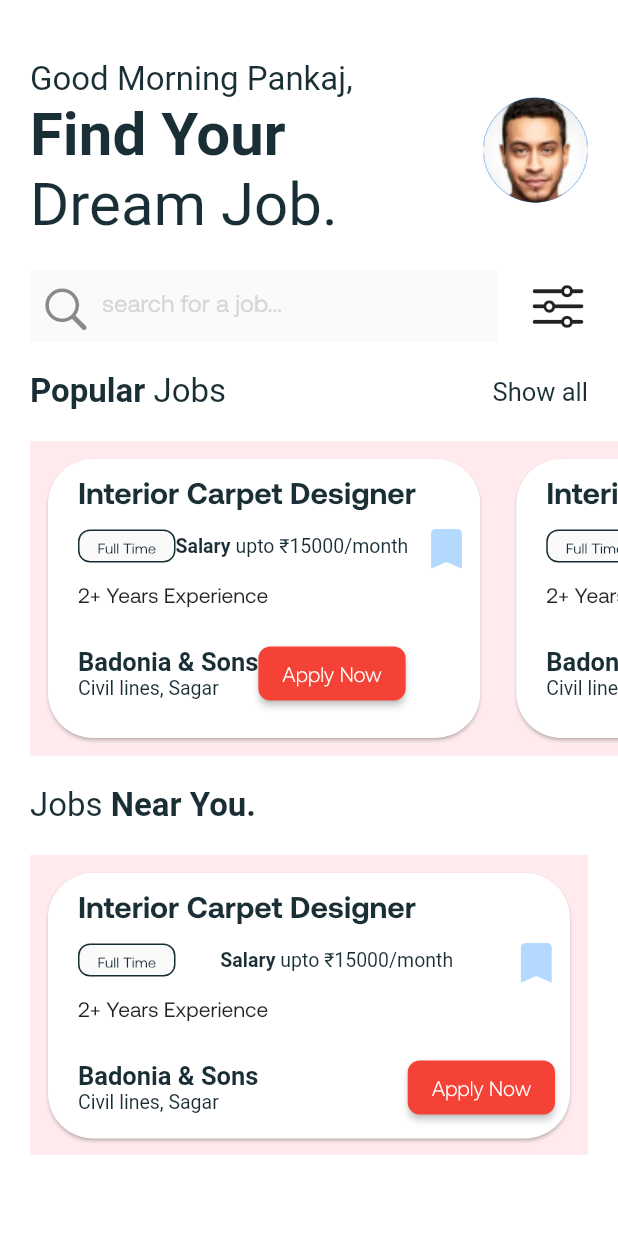
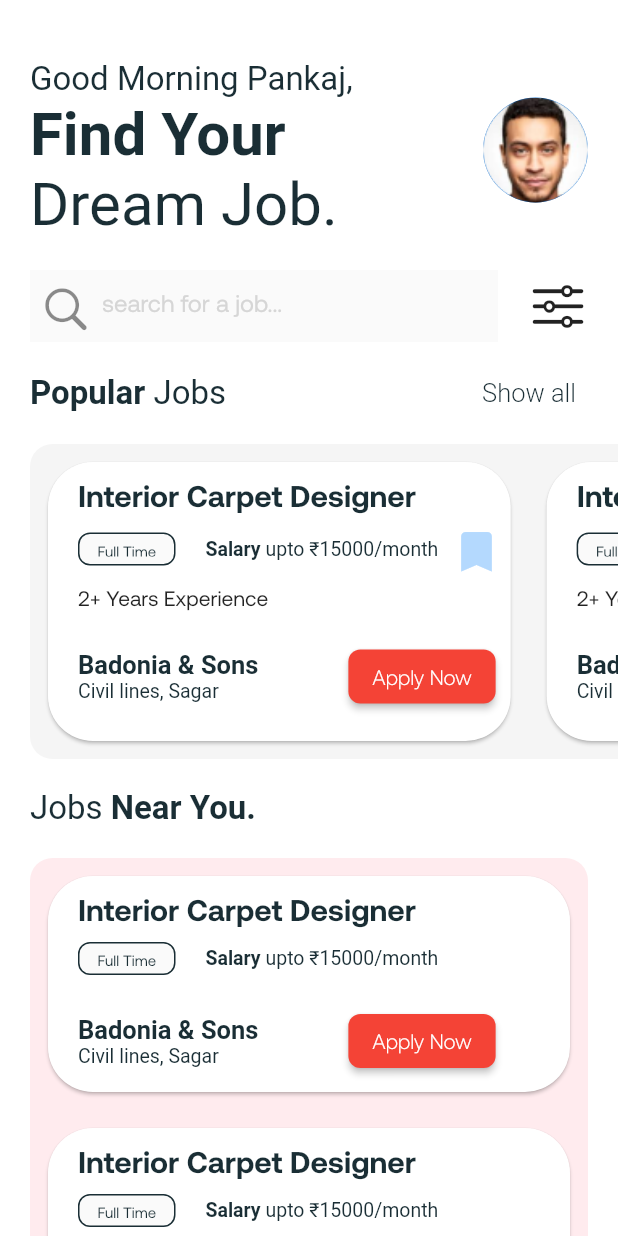
Before and after one commit to kkkkkabir/flutter_assignment, a Flutter app: the SeekerHome screen opened directly, on a phone screen of 412 x 824 dp. Run offline on Flutter 3.47's test engine with Material 2 defaults, Android fonts, the phone set to English and light mode, and no system bars; our stand-ins replace flutter_rating_stars, google_fonts; Roboto replaces fonts that are missing (Aeonik-Light).

Commit message:
Changes made

```diff
--- a/lib/Screens/seekerHome.dart
+++ b/lib/Screens/seekerHome.dart
@@ -2,6 +2,8 @@
 
 import 'package:flutter/cupertino.dart';
 import 'package:flutter/material.dart';
+import 'package:flutter_assignment/horizontal_card.dart';
+import 'package:flutter_assignment/vertical_card.dart';
 
 final Color _primaryTextColor = const Color(0xFF1A2E35);
 
@@ -96,7 +98,7 @@ class _SeekerHomeState extends State<SeekerHome> {
                         ],
                       ),
                       const SizedBox(
-                        height: 20.0,
+                        height: 10.0,
                       ),
                       Row(
                         mainAxisAlignment: MainAxisAlignment.spaceBetween,
@@ -119,27 +121,33 @@ class _SeekerHomeState extends State<SeekerHome> {
                           ])),
                           Padding(
                               padding: const EdgeInsets.only(right: 20.0),
+                              child: TextButton(
+                                onPressed: () {},
                                 child: Text("Show all",
                                     style: TextStyle(
                                         fontSize: 17,
                                         color: _primaryTextColor,
-                                    fontFamily: 'Aeonik-Light')),
-                          )
+                                        fontFamily: 'Aeonik-Light',
+                                        fontWeight: FontWeight.w300)),
+                              ))
                         ],
                       ),
                       const SizedBox(
-                        height: 20.0,
+                        height: 10.0,
                       ),
                       Container(
-                        width: MediaQuery.of(context).size.width,
-                        decoration: BoxDecoration(color: Colors.red[50]),
+                        decoration: BoxDecoration(
+                            color: Colors.grey[100],
+                            borderRadius: const BorderRadius.only(
+                                topLeft: Radius.circular(15.0),
+                                bottomLeft: Radius.circular(15.0))),
                         child: SizedBox(
                             height: 210,
                             child: ListView.builder(
                                 scrollDirection: Axis.horizontal,
                                 itemCount: 5,
                                 itemBuilder: (context, index) {
-                                  return const JobCard();
+                                  return const HorizontalJobCard();
                                 })),
                       ),
                       const SizedBox(
@@ -167,18 +175,18 @@ class _SeekerHomeState extends State<SeekerHome> {
                       Padding(
                         padding: const EdgeInsets.only(right: 20.0),
                         child: Container(
-                          width: MediaQuery.of(context).size.width,
-                          height: 200,
                           decoration: BoxDecoration(
                               color: Colors.red[50],
-                          ),
+                              borderRadius: const BorderRadius.only(
+                                  topLeft: Radius.circular(15.0),
+                                  topRight: Radius.circular(15.0))),
                           child: SizedBox(
                             height: MediaQuery.of(context).size.height,
                             child: ListView.builder(
-                                shrinkWrap: true,
+                                scrollDirection: Axis.vertical,
                                 itemCount: 5,
                                 itemBuilder: (context, index) {
-                                  return const JobCard();
+                                  return const VerticalJobCard();
                                 }),
                           ),
                         ),
@@ -188,128 +196,3 @@ class _SeekerHomeState extends State<SeekerHome> {
             )));
   }
 }
-
-class JobCard extends StatelessWidget {
-  const JobCard({Key? key}) : super(key: key);
-
-  @override
-  Widget build(BuildContext context) {
-    return Padding(
-        padding: const EdgeInsets.all(8.0),
-        child: Card(
-          color: Colors.white,
-          shape: const RoundedRectangleBorder(
-              borderRadius: BorderRadius.all(Radius.circular(30))),
-          child: Padding(
-            padding: const EdgeInsets.only(top: 10.0, left: 20.0),
-            child:
-                Column(crossAxisAlignment: CrossAxisAlignment.start, children: [
-              Text("Interior Carpet Designer",
-                  style: TextStyle(
-                      fontSize: 20,
-                      color: _primaryTextColor,
-                      fontWeight: FontWeight.bold)),
-              Row(
-                mainAxisAlignment: MainAxisAlignment.spaceBetween,
-                children: [
-                  Container(
-                    width: 65,
-                    height: 22,
-                    decoration: BoxDecoration(
-                        color: Colors.grey[50],
-                        border:
-                            Border.all(width: 1.0, color: _primaryTextColor),
-                        borderRadius:
-                            const BorderRadius.all(Radius.circular(8.0))),
-                    child: Padding(
-                      padding: const EdgeInsets.all(5.0),
-                      child: Center(
-                        child: Text(
-                          "Full Time",
-                          style:
-                              TextStyle(fontSize: 10, color: _primaryTextColor),
-                        ),
-                      ),
-                    ),
-                  ),
-                  RichText(
-                    // ignore: prefer_const_literals_to_create_immutables
-                    text: TextSpan(children: [
-                      TextSpan(
-                          text: "Salary ",
-                          style: TextStyle(
-                              fontSize: 13,
-                              color: _primaryTextColor,
-                              fontWeight: FontWeight.bold)),
-                      TextSpan(
-                          text: "upto ",
-                          style: TextStyle(
-                            fontSize: 13,
-                            color: _primaryTextColor,
-                            fontFamily: 'Aeonik-Light',
-                          )),
-                      TextSpan(
-                          text: "\u20B915000/month",
-                          style: TextStyle(
-                            fontSize: 13,
-                            color: _primaryTextColor,
-                          )),
-                    ]),
-                  ),
-                  IconButton(
-                      onPressed: () {},
-                      icon: const Icon(
-                        Icons.bookmark,
-                        color: Color(0xFFB4D9FE),
-                        size: 35,
-                      ))
-                ],
-              ),
-              const Text("2+ Years Experience"),
-              const SizedBox(
-                height: 20.0,
-              ),
-              Padding(
-                padding: const EdgeInsets.only(right: 10.0, bottom: 10.0),
-                child: Row(
-                    mainAxisAlignment: MainAxisAlignment.spaceBetween,
-                    children: [
-                      RichText(
-                          // ignore: prefer_const_literals_to_create_immutables
-                          text: TextSpan(
-                        children: [
-                          TextSpan(
-                              text: "Badonia & Sons\n",
-                              style: TextStyle(
-                                  fontSize: 17,
-                                  color: _primaryTextColor,
-                                  fontWeight: FontWeight.bold)),
-                          TextSpan(
-                              text: "Civil lines, Sagar",
-                              style: TextStyle(
-                                fontSize: 13,
-                                color: _primaryTextColor,
-                                fontFamily: 'Aeonik-Light',
-                              )),
-                        ],
-                      )),
-                      ElevatedButton(
-                        onPressed: () {},
-                        child: const Text(
-                          "Apply Now",
-                          style: TextStyle(
-                            fontWeight: FontWeight.w300,
-                          ),
-                        ),
-                        style: ButtonStyle(
-                            shape: MaterialStateProperty.all(
-                                RoundedRectangleBorder(
-                                    borderRadius: BorderRadius.circular(8.0)))),
-                      )
-                    ]),
-              ),
-            ]),
-          ),
-        ));
-  }
-}
--- /dev/null
+++ b/lib/horizontal_card.dart
@@ -0,0 +1,135 @@
+// ignore_for_file: prefer_const_declarations
+
+import 'package:flutter/material.dart';
+
+final Color _primaryTextColor = const Color(0xFF1A2E35);
+
+class HorizontalJobCard extends StatelessWidget {
+  const HorizontalJobCard({Key? key}) : super(key: key);
+
+  @override
+  Widget build(BuildContext context) {
+    return Padding(
+        padding: const EdgeInsets.all(8.0),
+        child: Card(
+          color: Colors.white,
+          shape: const RoundedRectangleBorder(
+              borderRadius: BorderRadius.all(Radius.circular(30))),
+          child: Padding(
+            padding: const EdgeInsets.only(top: 10.0, left: 20.0),
+            child:
+                Column(crossAxisAlignment: CrossAxisAlignment.start, children: [
+              Text("Interior Carpet Designer",
+                  style: TextStyle(
+                      fontSize: 20,
+                      color: _primaryTextColor,
+                      fontWeight: FontWeight.bold)),
+              Row(
+                mainAxisAlignment: MainAxisAlignment.spaceBetween,
+                children: [
+                  Container(
+                    width: 65,
+                    height: 22,
+                    decoration: BoxDecoration(
+                        color: Colors.grey[50],
+                        border:
+                            Border.all(width: 1.0, color: _primaryTextColor),
+                        borderRadius:
+                            const BorderRadius.all(Radius.circular(8.0))),
+                    child: Padding(
+                      padding: const EdgeInsets.all(5.0),
+                      child: Center(
+                        child: Text(
+                          "Full Time",
+                          style:
+                              TextStyle(fontSize: 10, color: _primaryTextColor),
+                        ),
+                      ),
+                    ),
+                  ),
+                  const SizedBox(
+                    width: 20.0,
+                  ),
+                  RichText(
+                    // ignore: prefer_const_literals_to_create_immutables
+                    text: TextSpan(children: [
+                      TextSpan(
+                          text: "Salary ",
+                          style: TextStyle(
+                              fontSize: 13,
+                              color: _primaryTextColor,
+                              fontWeight: FontWeight.bold)),
+                      TextSpan(
+                          text: "upto ",
+                          style: TextStyle(
+                            fontSize: 13,
+                            color: _primaryTextColor,
+                            fontFamily: 'Aeonik-Light',
+                          )),
+                      TextSpan(
+                          text: "\u20B915000/month",
+                          style: TextStyle(
+                            fontSize: 13,
+                            color: _primaryTextColor,
+                          )),
+                    ]),
+                  ),
+                  IconButton(
+                      onPressed: () {},
+                      icon: const Icon(
+                        Icons.bookmark,
+                        color: Color(0xFFB4D9FE),
+                        size: 35,
+                      ))
+                ],
+              ),
+              const Text("2+ Years Experience"),
+              const SizedBox(
+                height: 20.0,
+              ),
+              Padding(
+                padding: const EdgeInsets.only(
+                  right: 10.0,
+                ),
+                child: Row(children: [
+                  RichText(
+                      // ignore: prefer_const_literals_to_create_immutables
+                      text: TextSpan(
+                    children: [
+                      TextSpan(
+                          text: "Badonia & Sons\n",
+                          style: TextStyle(
+                              fontSize: 17,
+                              color: _primaryTextColor,
+                              fontWeight: FontWeight.bold)),
+                      TextSpan(
+                          text: "Civil lines, Sagar",
+                          style: TextStyle(
+                            fontSize: 13,
+                            color: _primaryTextColor,
+                            fontFamily: 'Aeonik-Light',
+                          )),
+                    ],
+                  )),
+                  const SizedBox(
+                    width: 60.0,
+                  ),
+                  ElevatedButton(
+                    onPressed: () {},
+                    child: const Text(
+                      "Apply Now",
+                      style: TextStyle(
+                        fontWeight: FontWeight.w300,
+                      ),
+                    ),
+                    style: ButtonStyle(
+                        shape: MaterialStateProperty.all(RoundedRectangleBorder(
+                            borderRadius: BorderRadius.circular(8.0)))),
+                  )
+                ]),
+              ),
+            ]),
+          ),
+        ));
+  }
+}
--- /dev/null
+++ b/lib/vertical_card.dart
@@ -0,0 +1,128 @@
+// ignore_for_file: prefer_const_declarations
+
+import 'package:flutter/material.dart';
+
+final Color _primaryTextColor = const Color(0xFF1A2E35);
+
+class VerticalJobCard extends StatelessWidget {
+  const VerticalJobCard({Key? key}) : super(key: key);
+
+  @override
+  Widget build(BuildContext context) {
+    return Padding(
+        padding: const EdgeInsets.all(8.0),
+        child: Card(
+          color: Colors.white,
+          shape: const RoundedRectangleBorder(
+              borderRadius: BorderRadius.all(Radius.circular(30))),
+          child: Padding(
+            padding: const EdgeInsets.only(top: 10.0, left: 20.0, bottom: 10.0),
+            child:
+                Column(crossAxisAlignment: CrossAxisAlignment.start, children: [
+              Text("Interior Carpet Designer",
+                  style: TextStyle(
+                      fontSize: 20,
+                      color: _primaryTextColor,
+                      fontWeight: FontWeight.bold)),
+              const SizedBox(height: 10.0),
+              Row(
+                mainAxisAlignment: MainAxisAlignment.start,
+                children: [
+                  Container(
+                    width: 65,
+                    height: 22,
+                    decoration: BoxDecoration(
+                        color: Colors.grey[50],
+                        border:
+                            Border.all(width: 1.0, color: _primaryTextColor),
+                        borderRadius:
+                            const BorderRadius.all(Radius.circular(8.0))),
+                    child: Padding(
+                      padding: const EdgeInsets.all(5.0),
+                      child: Center(
+                        child: Text(
+                          "Full Time",
+                          style:
+                              TextStyle(fontSize: 10, color: _primaryTextColor),
+                        ),
+                      ),
+                    ),
+                  ),
+                  const SizedBox(
+                    width: 20.0,
+                  ),
+                  RichText(
+                    // ignore: prefer_const_literals_to_create_immutables
+                    text: TextSpan(children: [
+                      TextSpan(
+                          text: "Salary ",
+                          style: TextStyle(
+                              fontSize: 13,
+                              color: _primaryTextColor,
+                              fontWeight: FontWeight.bold)),
+                      TextSpan(
+                          text: "upto ",
+                          style: TextStyle(
+                            fontSize: 13,
+                            color: _primaryTextColor,
+                            fontFamily: 'Aeonik-Light',
+                          )),
+                      TextSpan(
+                          text: "\u20B915000/month",
+                          style: TextStyle(
+                            fontSize: 13,
+                            color: _primaryTextColor,
+                          )),
+                    ]),
+                  ),
+                ],
+              ),
+              const SizedBox(
+                height: 20.0,
+              ),
+              Padding(
+                padding: const EdgeInsets.only(
+                  right: 10.0,
+                ),
+                child: Row(children: [
+                  RichText(
+                      // ignore: prefer_const_literals_to_create_immutables
+                      text: TextSpan(
+                    children: [
+                      TextSpan(
+                          text: "Badonia & Sons\n",
+                          style: TextStyle(
+                              fontSize: 17,
+                              color: _primaryTextColor,
+                              fontWeight: FontWeight.bold)),
+                      TextSpan(
+                          text: "Civil lines, Sagar",
+                          style: TextStyle(
+                            fontSize: 13,
+                            color: _primaryTextColor,
+                            fontFamily: 'Aeonik-Light',
+                          )),
+                    ],
+                  )),
+                  const SizedBox(
+                    width: 60.0,
+                  ),
+                  ElevatedButton(
+                    onPressed: () {},
+                    child: const Text(
+                      "Apply Now",
+                      style: TextStyle(
+                        fontWeight: FontWeight.w300,
+                      ),
+                    ),
+                    style: ButtonStyle(
+                        shape: MaterialStateProperty.all(RoundedRectangleBorder(
+                            borderRadius: BorderRadius.circular(8.0)))),
+                  )
+                ]),
+              ),
+            ]),
+          ),
+        ));
+  }
+}
```
Lines whose indentation alone changed are shown as unchanged.
